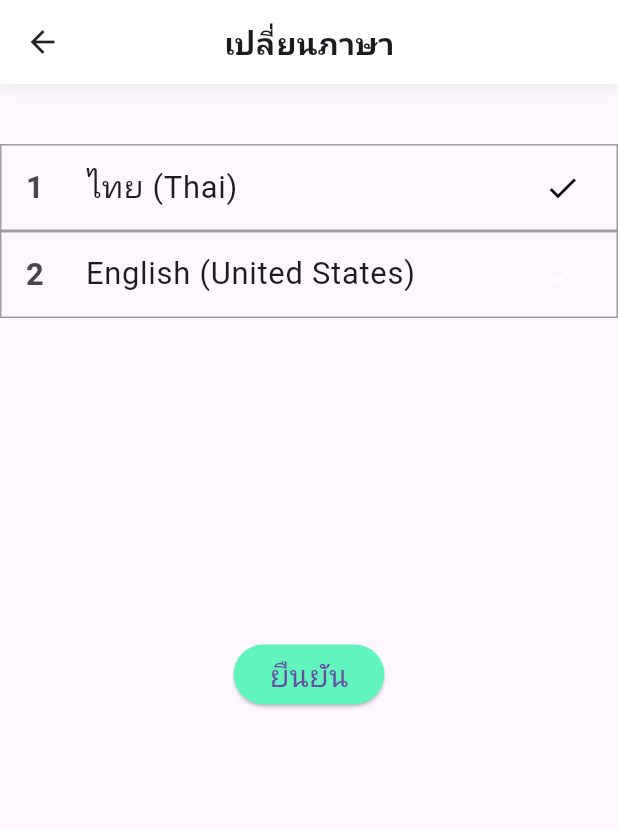
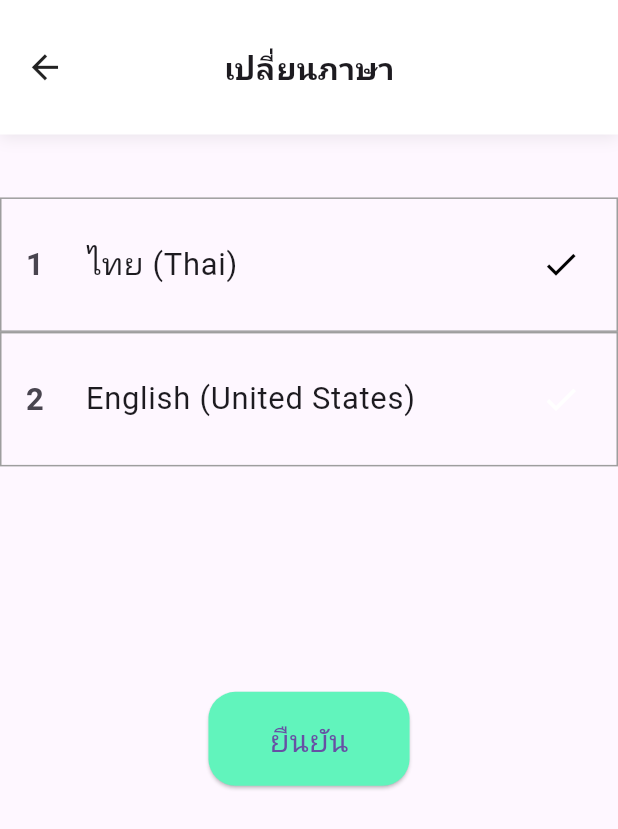
Before and after one commit to kusidol/nofirebase_cassava, a Flutter app: the ChangeLanguage screen opened directly, on a phone screen of 412 x 824 dp. Shown: the top 829 px of the screen. Run offline on Flutter 3.47's test engine with Material 3 defaults, Android fonts, the phone set to English and light mode, and no system bars; our stand-ins replace animated_toggle_switch, auth_buttons, badges, basic_utils, camera, carousel_slider and 26 more; missing offline and left inert: camera_web, flutter_custom_tabs, flutter_custom_tabs_web, flutter_inappwebview, flutter_toastr, geolocator_web and 7 more; accounts and stored records are empty; network calls fail.

Commit message:
Responsive Change_language&Edit animation validate in animtff

```diff
--- a/lib/screen/home/base_home_screen.dart
+++ b/lib/screen/home/base_home_screen.dart
@@ -952,6 +952,7 @@ class _BaseHomeScreen extends State<BaseHomeScreen>
 
   Widget getAppBarUI() {
     return Container(
+      height: sizeHeight(85, context),
       decoration: BoxDecoration(
         color: const Color(0xFFFFFFFF),
         boxShadow: <BoxShadow>[
--- a/lib/screen/menuscreen/change_language.dart
+++ b/lib/screen/menuscreen/change_language.dart
@@ -38,7 +38,12 @@ class _ChangeLanguage extends State<ChangeLanguage> {
           border: Border.all(color: Colors.grey),
           borderRadius: BorderRadius.circular(0),
         ),
-        child: ListTile(
+        child: Column(
+          children: [
+            SizedBox(
+              height: sizeHeight(15, context),
+            ),
+            ListTile(
               leading: Text(
                 (i + 1).toString(),
                 style: TextStyle(
@@ -47,12 +52,13 @@ class _ChangeLanguage extends State<ChangeLanguage> {
               ),
               trailing: Icon(
                 Icons.check,
+                size: sizeWidth(25, context),
                 color: colors[i],
               ),
               title: Text(
                 lang[i],
-            style:
-                TextStyle(fontSize: MediaQuery.of(context).size.width * 0.05),
+                style: TextStyle(
+                    fontSize: MediaQuery.of(context).size.width * 0.05),
               ),
               onTap: () {
                 setState(() {
@@ -60,6 +66,11 @@ class _ChangeLanguage extends State<ChangeLanguage> {
                   //colors[i] = Colors.black ;
                 });
               },
+            ),
+            SizedBox(
+              height: sizeHeight(15, context),
+            ),
+          ],
         ),
       ));
     }
@@ -77,8 +88,9 @@ class _ChangeLanguage extends State<ChangeLanguage> {
 
   Widget getAppBarUI() {
     return Container(
+      height: sizeHeight(85, context),
       decoration: BoxDecoration(
-        color: const Color(0xFFFFFFFF),
+        color: Color(0xFFFFFFFF),
         boxShadow: <BoxShadow>[
           BoxShadow(
               color: Colors.grey.withOpacity(0.2),
@@ -106,9 +118,12 @@ class _ChangeLanguage extends State<ChangeLanguage> {
                   onTap: () {
                     Navigator.pop(context);
                   },
-                  child: const Padding(
-                    padding: EdgeInsets.all(8.0),
-                    child: Icon(Icons.arrow_back),
+                  child: Padding(
+                    padding: EdgeInsets.all(sizeWidth(8, context)),
+                    child: Icon(
+                      Icons.arrow_back,
+                      size: sizeWidth(25, context),
+                    ),
                   ),
                 ),
               ),
@@ -133,12 +148,12 @@ class _ChangeLanguage extends State<ChangeLanguage> {
                   Material(
                     color: Colors.transparent,
                     child: InkWell(
-                      borderRadius: const BorderRadius.all(
-                        Radius.circular(32.0),
+                      borderRadius: BorderRadius.all(
+                        Radius.circular(sizeWidth(32, context)),
                       ),
                       onTap: () {},
-                      child: const Padding(
-                        padding: EdgeInsets.all(8.0),
+                      child: Padding(
+                        padding: EdgeInsets.all(sizeWidth(8, context)),
                         // child: Icon(Icons.map),
                       ),
                     ),
@@ -146,12 +161,12 @@ class _ChangeLanguage extends State<ChangeLanguage> {
                   Material(
                     color: Colors.transparent,
                     child: InkWell(
-                      borderRadius: const BorderRadius.all(
-                        Radius.circular(32.0),
+                      borderRadius: BorderRadius.all(
+                        Radius.circular(sizeWidth(32, context)),
                       ),
                       onTap: () {},
                       child: Padding(
-                        padding: const EdgeInsets.all(8.0),
+                        padding: EdgeInsets.all(sizeWidth(8, context)),
                         // child: Icon(FontAwesomeIcons.per,color: Colors.grey),
                       ),
                     ),
@@ -168,6 +183,10 @@ class _ChangeLanguage extends State<ChangeLanguage> {
   Widget button() {
     return ElevatedButton(
       style: ButtonStyle(
+        shape: MaterialStateProperty.all<RoundedRectangleBorder>(
+            RoundedRectangleBorder(
+          borderRadius: BorderRadius.circular(18.0),
+        )),
         backgroundColor: MaterialStateProperty.all<Color>(theme_color),
       ),
       onPressed: () {
@@ -187,9 +206,12 @@ class _ChangeLanguage extends State<ChangeLanguage> {
         });
         Navigator.pop(context);
       },
+      child: Padding(
+        padding: EdgeInsets.all(sizeWidth(16, context)),
         child: Text(
           'Apply-lable'.i18n(),
           style: TextStyle(fontSize: MediaQuery.of(context).size.width * 0.05),
+        ),
       ),
     );
   }
@@ -202,7 +224,7 @@ class _ChangeLanguage extends State<ChangeLanguage> {
           mainAxisAlignment: MainAxisAlignment.start,
           children: [
             getAppBarUI(),
-            Padding(padding: EdgeInsets.all(10)),
+            Padding(padding: EdgeInsets.all(sizeWidth(10, context))),
             // Container(
             //     width: MediaQuery.of(context).size.width * 0.9,
             //     child: Text(
@@ -210,7 +232,7 @@ class _ChangeLanguage extends State<ChangeLanguage> {
             //       style: TextStyle(
             //           fontSize: MediaQuery.of(context).size.width * 0.04),
             //     )),
-            Padding(padding: EdgeInsets.all(10)),
+            Padding(padding: EdgeInsets.all(sizeWidth(10, context))),
             _ChangeLan(),
             button()
           ],
--- a/lib/util/ui/input.dart
+++ b/lib/util/ui/input.dart
@@ -215,7 +215,7 @@ class _AnimTFFState extends State<AnimTFF> {
     return Container(
       decoration: BoxDecoration(
         color: widget.backgroundColor,
-        borderRadius: BorderRadius.circular(20),
+        borderRadius: BorderRadius.circular(sizeWidth(20, context)),
         border: border =
             Border.all(width: sizeWidth(2, context), color: theme_color4),
       ),
@@ -309,7 +309,7 @@ class _AnimTFFState extends State<AnimTFF> {
 
   Widget buildIcon(bool shouldAnimate, Color color, Icon icon,
       [Curve curve = Curves.fastOutSlowIn]) {
-    final double animVal = shouldAnimate ? 0 : -50;
+    final double animVal = shouldAnimate ? 0 : -sizeWidth(50, context);
     return AnimatedPositioned(
       duration: Duration(milliseconds: 500),
       right: widget.suffix ? animVal : null,
```
Lines whose indentation alone changed are shown as unchanged.
